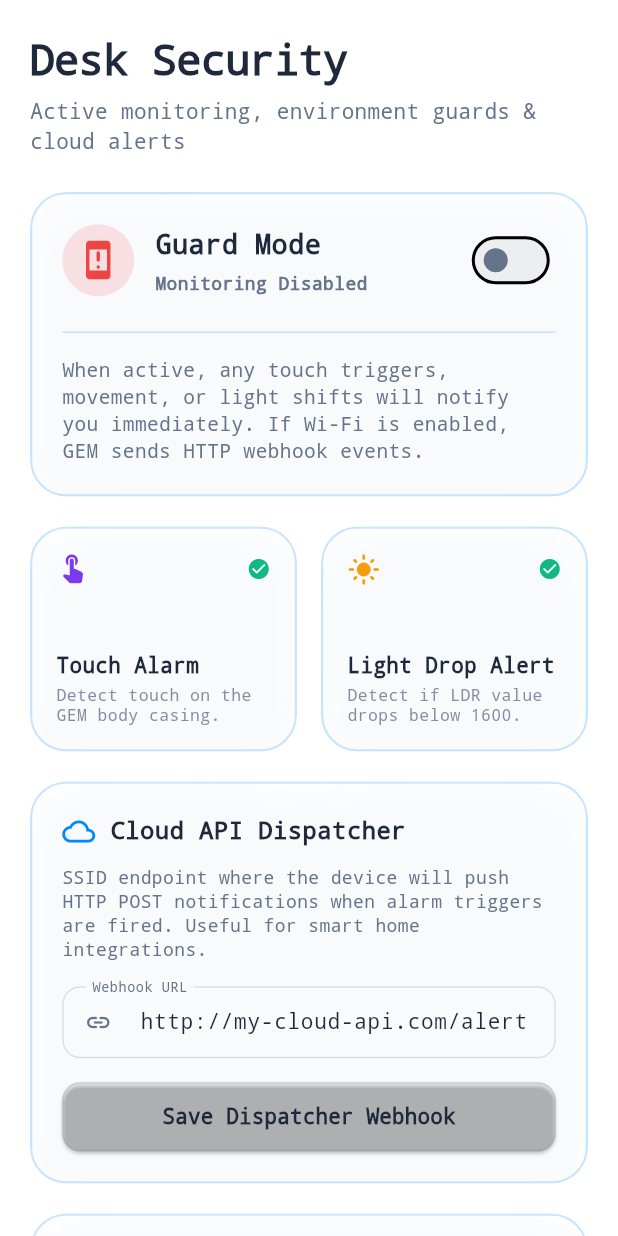
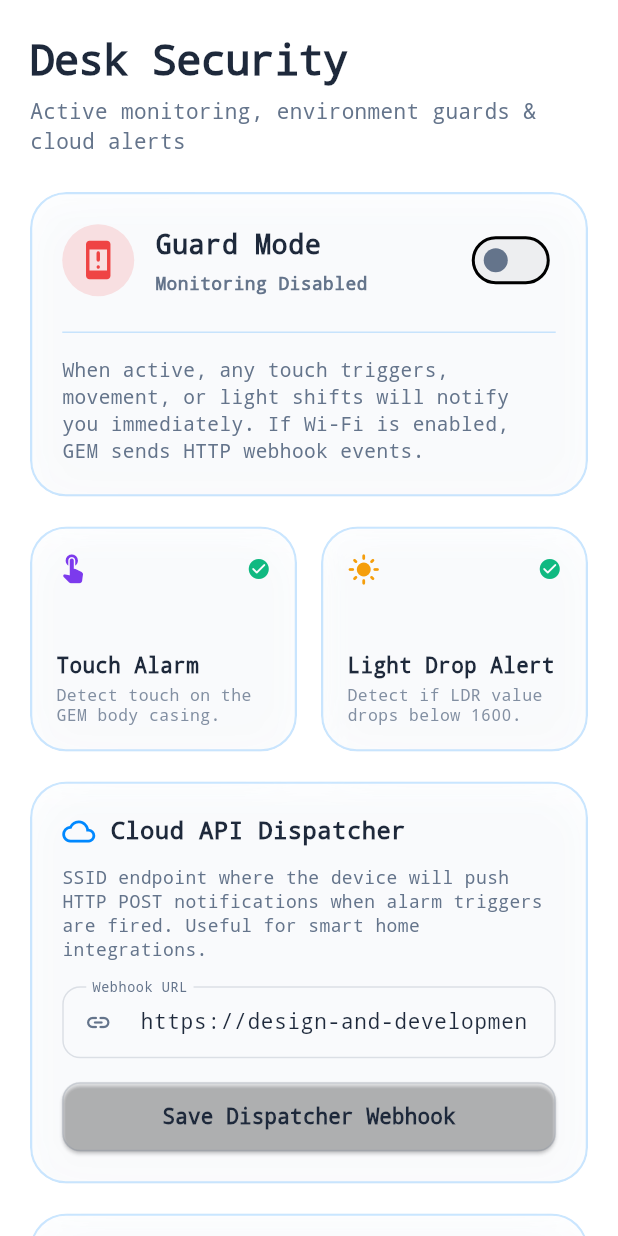
Before and after one commit to shovinmd/Design-and-Development-of-Gem-Buddy-An-ESP32-Based-Smart-Desktop-Companion, a Flutter app: the SecurityScreen screen opened directly, on a phone screen of 412 x 824 dp. Run offline on Flutter 3.47's test engine with Material 3 defaults, Android fonts, the phone set to English and light mode, and no system bars; our stand-ins replace flutter_riverpod, shared_preferences; accounts and stored records are empty.

Commit message:
feat: default broker to Render host and dynamically resolve default webhook URL on Security screen

```diff
--- a/gem_buddy_app/lib/providers/device_provider.dart
+++ b/gem_buddy_app/lib/providers/device_provider.dart
@@ -75,7 +75,7 @@ class DeviceState {
     this.bpm = 0,
     this.activeAlarmIndex = 255,
     this.lastNotificationMessage,
-    this.brokerIpAddress = '',
+    this.brokerIpAddress = 'design-and-development-of-gem-buddy-an.onrender.com',
     this.isBrokerConnected = false,
     this.securityLogs = const [],
   });
--- a/gem_buddy_app/lib/screens/security_screen.dart
+++ b/gem_buddy_app/lib/screens/security_screen.dart
@@ -13,7 +13,16 @@ class SecurityScreen extends ConsumerWidget {
   Widget build(BuildContext context, WidgetRef ref) {
     final deviceState = ref.watch(deviceProvider);
     final deviceNotifier = ref.read(deviceProvider.notifier);
-    final webhookController = TextEditingController(text: 'http://my-cloud-api.com/alert');
+    final defaultWebhookUrl = deviceState.brokerIpAddress.isNotEmpty
+        ? (deviceState.brokerIpAddress.contains('onrender.com') || deviceState.brokerIpAddress.contains('herokuapp.com') || deviceState.brokerIpAddress.startsWith('http'))
+            ? (deviceState.brokerIpAddress.startsWith('http')
+                ? (deviceState.brokerIpAddress.endsWith('/')
+                    ? '${deviceState.brokerIpAddress}webhook'
+                    : '${deviceState.brokerIpAddress}/webhook')
+                : 'https://${deviceState.brokerIpAddress}/webhook')
+            : 'http://${deviceState.brokerIpAddress}:3000/webhook'
+        : 'https://design-and-development-of-gem-buddy-an.onrender.com/webhook';
+    final webhookController = TextEditingController(text: defaultWebhookUrl);
 
     return Scaffold(
       backgroundColor: Colors.transparent,
```
